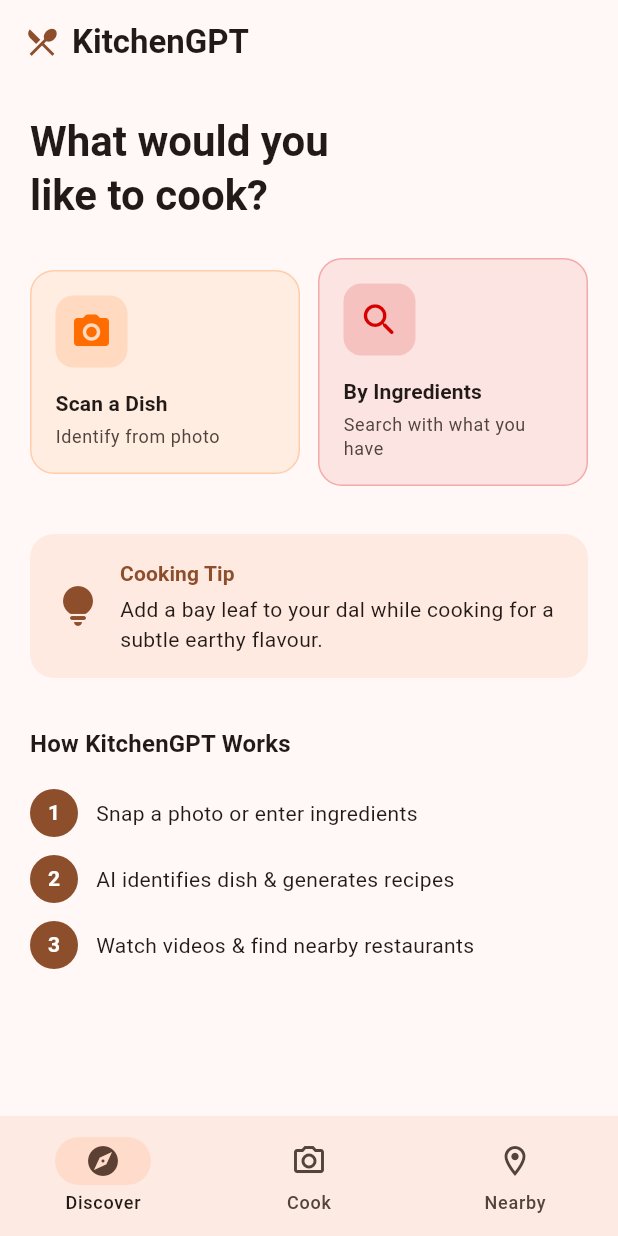
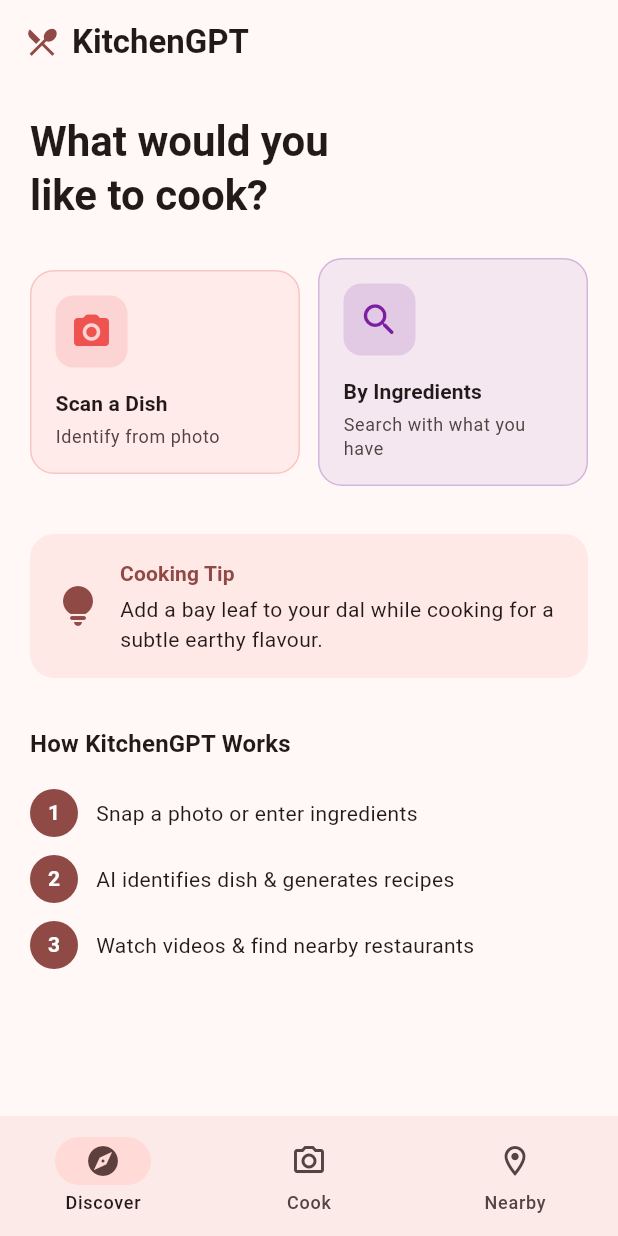
Before and after one commit to shrinidhi-mahishi/kitchen-gpt, a Flutter app: the screen it shows after launch, after a tap on "Skip", on a phone screen of 412 x 824 dp. Run offline on Flutter 3.47's test engine with Material 3 defaults, Android fonts, the phone set to English and light mode, and no system bars; our stand-ins replace flutter_dotenv, geolocator, google_maps_flutter, image_picker, share_plus, shared_preferences and 2 more; accounts and stored records are empty.

Commit message:
Loading spinner with message, coral-red theme, new cooking pot icon
Made-with: Cursor

```diff
--- a/frontend/kitchengpt/lib/app.dart
+++ b/frontend/kitchengpt/lib/app.dart
@@ -7,7 +7,7 @@ import 'screens/onboarding_screen.dart';
 class KitchenGPTApp extends StatelessWidget {
   const KitchenGPTApp({super.key});
 
-  static const _brandColor = Color(0xFFFF6D00);
+  static const _brandColor = Color(0xFFEF5350);
 
   Future<bool> _isOnboardingComplete() async {
     final prefs = await SharedPreferences.getInstance();
--- a/frontend/kitchengpt/lib/screens/analyze_dish_screen.dart
+++ b/frontend/kitchengpt/lib/screens/analyze_dish_screen.dart
@@ -248,41 +248,36 @@ class AnalyzeDishScreenState extends State<AnalyzeDishScreen>
           ),
         ),
 
-        // Loading shimmer
         if (_loading)
           Expanded(
-            child: Padding(
-              padding: const EdgeInsets.all(16),
-              child: Shimmer.fromColors(
-                baseColor: theme.colorScheme.surfaceContainerHighest,
-                highlightColor: theme.colorScheme.surface,
+            child: Center(
               child: Column(
+                mainAxisSize: MainAxisSize.min,
                 children: [
-                    Container(
-                      height: 120,
-                      decoration: BoxDecoration(
-                        color: Colors.white,
-                        borderRadius: BorderRadius.circular(16),
+                  SizedBox(
+                    width: 80,
+                    height: 80,
+                    child: CircularProgressIndicator(
+                      strokeWidth: 3,
+                      color: theme.colorScheme.primary,
                     ),
                   ),
-                    const SizedBox(height: 16),
-                    Container(
-                      height: 180,
-                      decoration: BoxDecoration(
-                        color: Colors.white,
-                        borderRadius: BorderRadius.circular(16),
+                  const SizedBox(height: 20),
+                  Text(
+                    'Cooking up results...',
+                    style: theme.textTheme.titleMedium?.copyWith(
+                      color: theme.colorScheme.primary,
+                      fontWeight: FontWeight.w600,
                     ),
                   ),
-                    const SizedBox(height: 16),
-                    Container(
-                      height: 180,
-                      decoration: BoxDecoration(
-                        color: Colors.white,
-                        borderRadius: BorderRadius.circular(16),
+                  const SizedBox(height: 8),
+                  Text(
+                    'This may take 15-30 seconds',
+                    style: theme.textTheme.bodySmall?.copyWith(
+                      color: theme.colorScheme.onSurfaceVariant,
                     ),
                   ),
                 ],
-                ),
               ),
             ),
           ),
--- a/frontend/kitchengpt/lib/screens/discover_screen.dart
+++ b/frontend/kitchengpt/lib/screens/discover_screen.dart
@@ -53,7 +53,7 @@ class DiscoverScreen extends StatelessWidget {
                   icon: Icons.camera_alt_rounded,
                   title: 'Scan a Dish',
                   subtitle: 'Identify from photo',
-                  color: const Color(0xFFFF6D00),
+                  color: const Color(0xFFEF5350),
                   onTap: onScanDish,
                 ),
               ),
@@ -63,7 +63,7 @@ class DiscoverScreen extends StatelessWidget {
                   icon: Icons.search_rounded,
                   title: 'By Ingredients',
                   subtitle: 'Search with what you have',
-                  color: const Color(0xFFD50000),
+                  color: const Color(0xFF7B1FA2),
                   onTap: onByIngredients,
                 ),
               ),
--- a/frontend/kitchengpt/pubspec.yaml
+++ b/frontend/kitchengpt/pubspec.yaml
@@ -1,7 +1,7 @@
 name: kitchengpt
 description: AI-powered food analysis, recipe discovery, and nearby restaurant search.
 publish_to: "none"
-version: 0.3.0+11
+version: 0.3.2+13
 
 environment:
   sdk: ">=3.2.0 <4.0.0"
```
Also changed, not shown: 5 other files. Lines whose indentation alone changed are shown as unchanged.
